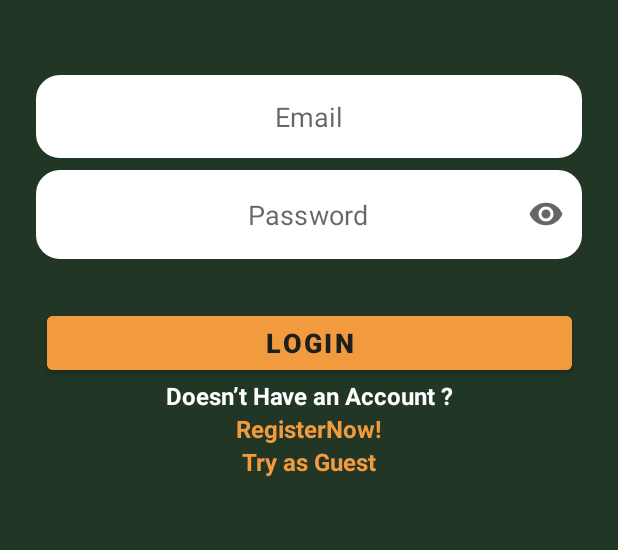
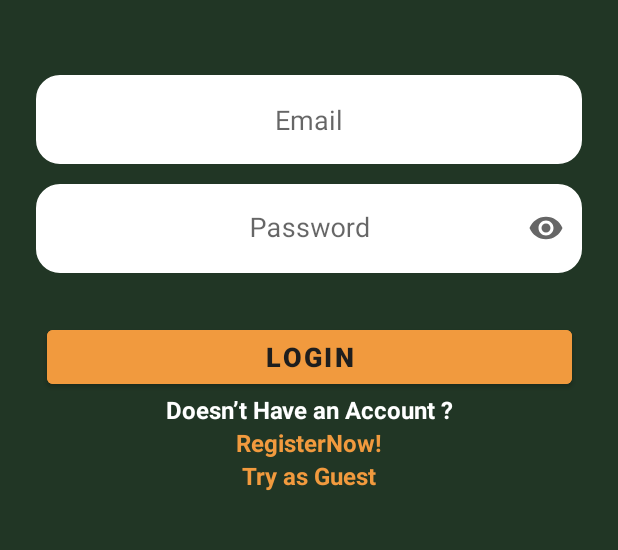
Before and after one commit to RezonHaGun/Foodlergic_Gamification_UI-UX, an Android app: the screen it shows after launch (MainActivity), after a tap on "Skip", on a phone screen of 412 x 824 dp, the part 600-1150 px from its top. Run offline under Robolectric (Android 15) with nearby library versions, the light colour scheme and no system bars; our stand-ins replace Dagger/Hilt's generated code, Firebase (no records; nobody signed in at launch, a user with empty details on screens opened directly), Room's generated code, navigation-ui; 2 statements that could not run were skipped.

Commit message:
spasi di edit text biar ditengah

```diff
--- a/app/src/main/res/layout/fragment_login.xml
+++ b/app/src/main/res/layout/fragment_login.xml
@@ -75,7 +75,7 @@
             android:hint="Email"
             android:textSize="18sp"
             android:gravity="center"
-            android:padding="15dp"
+            android:padding="17dp"
             android:layout_marginTop="50dp"
             android:layout_marginHorizontal="24dp"
             android:background="@drawable/edittext_background"
@@ -94,7 +94,8 @@
             android:layout_marginTop="8dp"
             android:layout_marginHorizontal="24dp"
             app:endIconMode="password_toggle"
-            app:hintEnabled="false"
+            app:hintEnabled="true"
+            app:hintAnimationEnabled="false"
             app:layout_constraintEnd_toEndOf="parent"
             app:layout_constraintStart_toStartOf="parent"
             app:layout_constraintTop_toBottomOf="@id/emailEditText">
@@ -105,8 +106,10 @@
                 android:layout_height="wrap_content"
                 android:background="@drawable/edittext_background"
                 android:backgroundTint="@color/white"
-                android:hint="       Password"
+                android:hint="Password"
+                android:textAlignment="center"
                 android:textSize="18sp"
+                android:paddingStart="54dp"
                 android:inputType="textPassword"
                 android:gravity="center"
                 tools:ignore="SpeakableTextPresentCheck" />
--- a/app/src/main/res/layout/fragment_register.xml
+++ b/app/src/main/res/layout/fragment_register.xml
@@ -124,7 +124,8 @@
                 android:backgroundTint="@color/white"
                 android:ems="10"
                 android:gravity="center"
-                android:hint="       Password"
+                android:paddingStart="54dp"
+                android:hint="Password"
                 android:inputType="textPassword"
                 android:textSize="18sp" />
         </com.google.android.material.textfield.TextInputLayout>
@@ -150,7 +151,8 @@
                 android:backgroundTint="@color/white"
                 android:ems="10"
                 android:gravity="center"
-                android:hint="       Confirm Password"
+                android:paddingStart="54dp"
+                android:hint="Confirm Password"
                 android:inputType="textPassword"
                 android:textSize="18sp" />
         </com.google.android.material.textfield.TextInputLayout>
```
